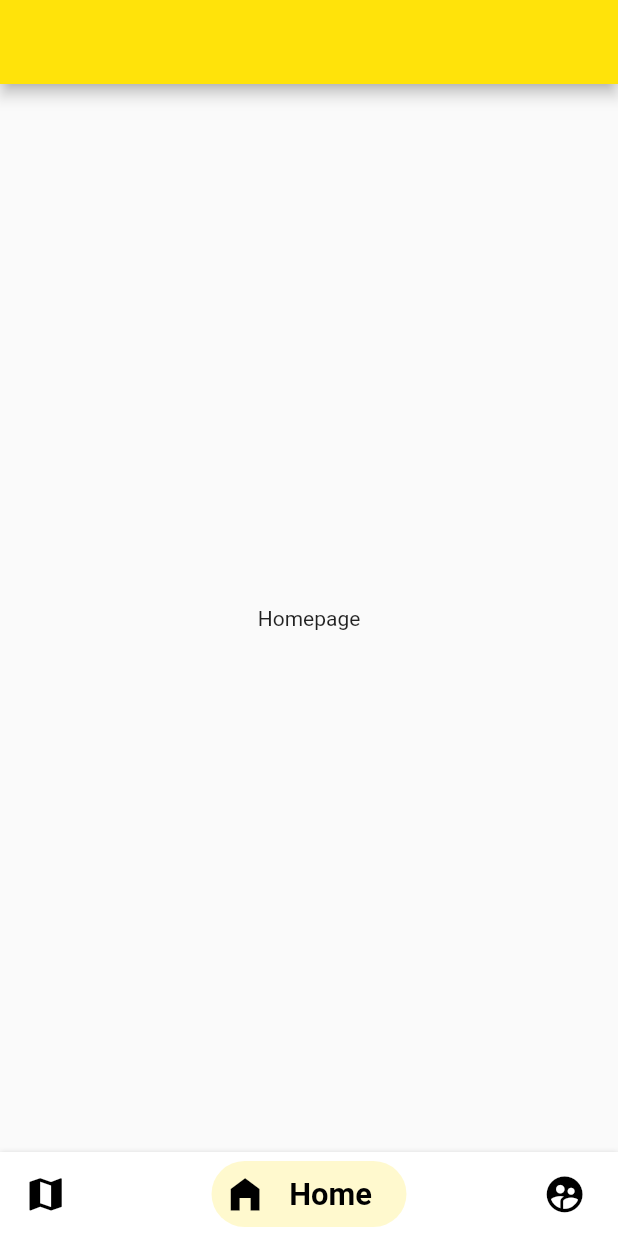
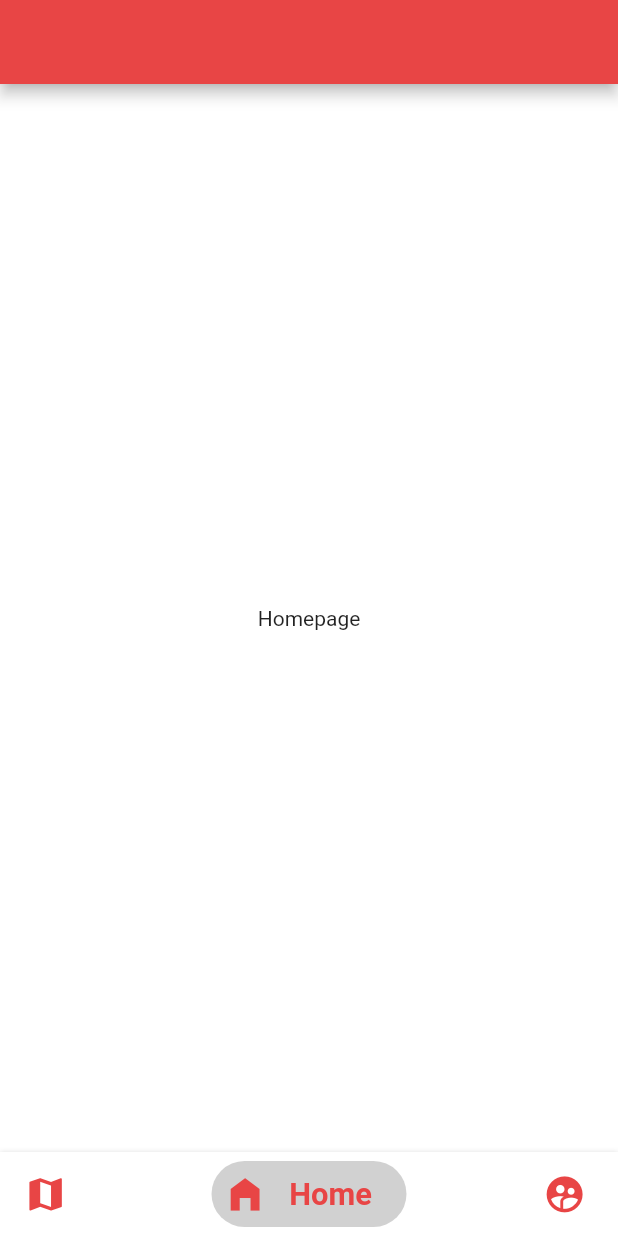
Before and after one commit to yashraut362/ProjectKeeper, a Flutter app: the screen it shows after launch, on a phone screen of 412 x 824 dp. Run offline on Flutter 3.47's test engine with Material 2 defaults, Android fonts, the phone set to English and light mode, and no system bars; drawn by our look-alikes of bottom_navy_bar; our stand-ins replace get, splashscreen; Roboto replaces fonts that are missing (Montserrat).

Commit message:
Ui improvements

```diff
--- a/lib/main.dart
+++ b/lib/main.dart
@@ -16,7 +16,8 @@ class MyApp extends StatelessWidget {
       getPages: Routers.route,
       initialRoute: '/splashscreen',
       theme: ThemeData(
-        primaryColor: Color(0xffFFE30A),
+        primaryColor: Color(0xffe84545),
+        accentColor: Color(0xff191919),
         visualDensity: VisualDensity.adaptivePlatformDensity,
       ),
     );
--- a/lib/views/bottomnavbar.dart
+++ b/lib/views/bottomnavbar.dart
@@ -1,6 +1,5 @@
 import 'package:bottom_navy_bar/bottom_navy_bar.dart';
 import 'package:flutter/material.dart';
-import 'package:get/get.dart';
 import 'package:projectskeeper/views/homepage.dart';
 import 'package:projectskeeper/views/learn.dart';
 import 'package:projectskeeper/views/maps.dart';
@@ -34,7 +33,7 @@ class _BottomNavBarState extends State<BottomNavBar> {
           BottomNavyBarItem(
             icon: Icon(
               Icons.map,
-              color: Colors.black,
+              color: Theme.of(context).primaryColor,
               size: size.width * 0.07,
             ),
             title: Text(
@@ -42,16 +41,16 @@ class _BottomNavBarState extends State<BottomNavBar> {
               style: TextStyle(
                   fontSize: size.width * 0.05,
                   fontFamily: "Montserrat",
-                  color: Colors.black,
+                  color: Theme.of(context).primaryColor,
                   fontWeight: FontWeight.w700),
             ),
-            activeColor: Color(0xffFFE30A),
+            activeColor: Theme.of(context).accentColor,
             textAlign: TextAlign.center,
           ),
           BottomNavyBarItem(
             icon: Icon(
               Icons.home_filled,
-              color: Colors.black,
+              color: Theme.of(context).primaryColor,
               size: size.width * 0.07,
             ),
             title: Text(
@@ -59,16 +58,16 @@ class _BottomNavBarState extends State<BottomNavBar> {
               style: TextStyle(
                   fontSize: size.width * 0.05,
                   fontFamily: "Montserrat",
-                  color: Colors.black,
+                  color: Theme.of(context).primaryColor,
                   fontWeight: FontWeight.w700),
             ),
-            activeColor: Color(0xffFFE30A),
+            activeColor: Theme.of(context).accentColor,
             textAlign: TextAlign.center,
           ),
           BottomNavyBarItem(
             icon: Icon(
               Icons.supervised_user_circle_rounded,
-              color: Colors.black,
+              color: Theme.of(context).primaryColor,
               size: size.width * 0.07,
             ),
             title: Text(
@@ -76,10 +75,10 @@ class _BottomNavBarState extends State<BottomNavBar> {
               style: TextStyle(
                   fontSize: size.width * 0.05,
                   fontFamily: "Montserrat",
-                  color: Colors.black,
+                  color: Theme.of(context).primaryColor,
                   fontWeight: FontWeight.w700),
             ),
-            activeColor: Color(0xffFFE30A),
+            activeColor: Theme.of(context).accentColor,
             textAlign: TextAlign.center,
           ),
         ],
--- a/lib/views/homepage.dart
+++ b/lib/views/homepage.dart
@@ -9,7 +9,10 @@ class _HomepageState extends State<Homepage> {
   @override
   Widget build(BuildContext context) {
     return Scaffold(
-      appBar: AppBar(),
+      backgroundColor: Colors.white,
+      appBar: AppBar(
+        actions: [],
+      ),
       body: Container(
         child: Center(
           child: Text('Homepage'),
--- a/lib/views/splashscreen.dart
+++ b/lib/views/splashscreen.dart
@@ -7,7 +7,7 @@ class Splashscreen extends StatelessWidget {
   Widget build(BuildContext context) {
     return SplashScreen(
       useLoader: true,
-      loaderColor: Colors.white,
+      loaderColor: Theme.of(context).primaryColor,
       loadingText: Text(
         'Please Wait...',
         style: new TextStyle(
@@ -16,7 +16,7 @@ class Splashscreen extends StatelessWidget {
           fontSize: 25.0,
         ),
       ),
-      seconds: 03,
+      seconds: 01,
       navigateAfterSeconds: new BottomNavBar(),
       title: new Text(
         'Project Keeper',
@@ -29,7 +29,7 @@ class Splashscreen extends StatelessWidget {
         maxLines: 2,
       ),
       image: new Image.asset("assets/splashscreen/logo.png"),
-      backgroundColor: Color(0xff191919),
+      backgroundColor: Theme.of(context).accentColor,
       styleTextUnderTheLoader: new TextStyle(),
       photoSize: 100.0,
     );
```
